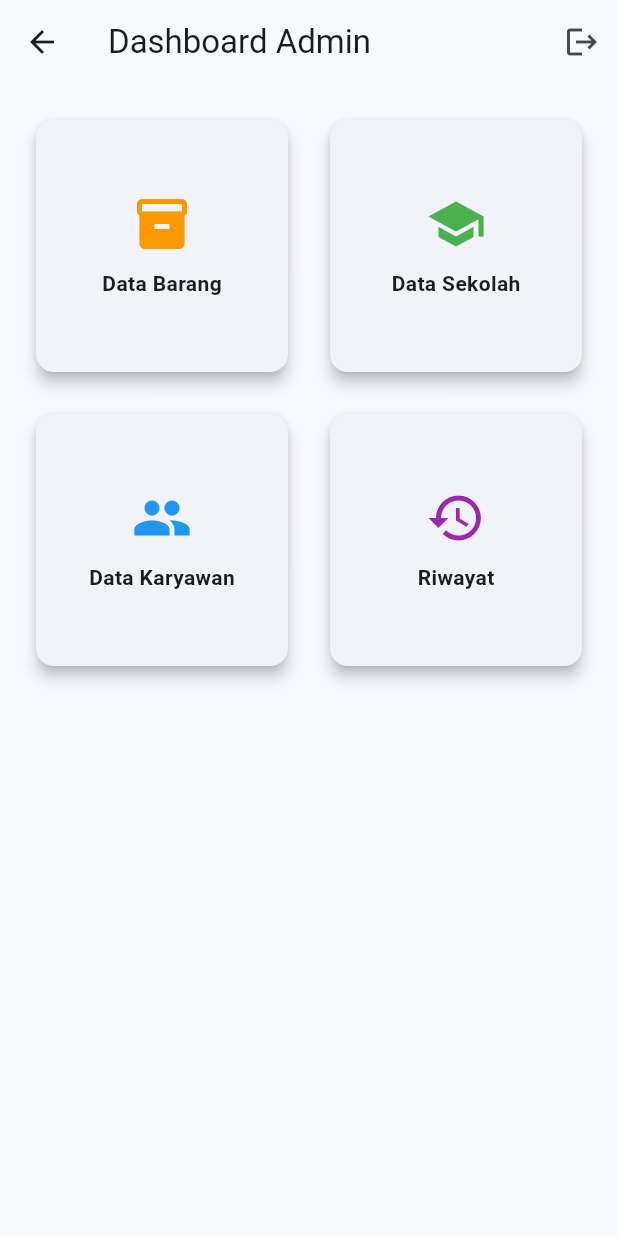
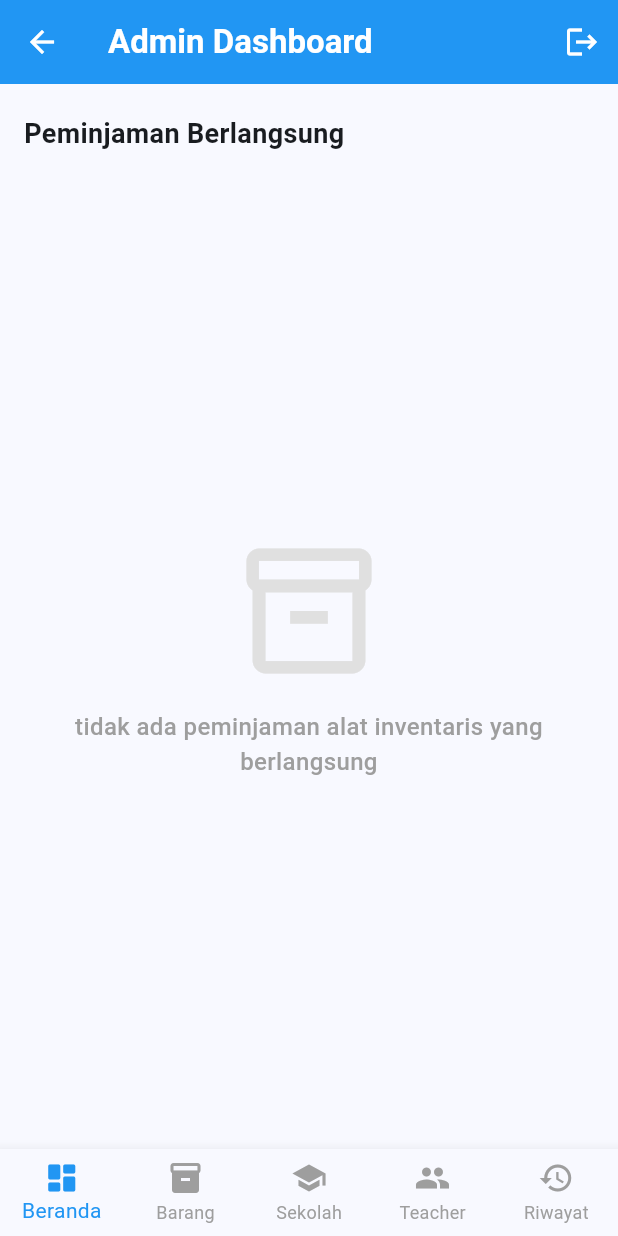
Before and after one commit to fahlan-ap/report-tools_dk, a Flutter app: the AdminDash screen opened by its route, on a phone screen of 412 x 824 dp. Run offline on Flutter 3.47's test engine with Material 3 defaults, Android fonts, the phone set to English and light mode, and no system bars; our stand-ins replace get, supabase_flutter; accounts and stored records are empty.

Commit message:
create fitur barang

```diff
--- a/report_tools/lib/admin_access/admin_dash.dart
+++ b/report_tools/lib/admin_access/admin_dash.dart
@@ -1,53 +1,168 @@
 import 'package:flutter/material.dart';
 import 'package:get/get.dart';
+import 'package:report_tools/admin_access/barang.dart';
 import '../controllers/auth_controller.dart';
+import '../controllers/dash_controller.dart';
+import '../components/custom_bottom_nav.dart';
+import 'riwayat.dart';
 
-class AdminDash extends StatelessWidget {
-  const AdminDash ({super.key});
+class AdminDash extends StatefulWidget {
+  const AdminDash({super.key});
+
+  @override
+  State<AdminDash> createState() => _AdminDashState();
+}
+
+class _AdminDashState extends State<AdminDash> {
+  final authC = Get.find<AuthController>();
+  int _selectedIndex = 0;
+
+  // Daftar halaman yang akan ditampilkan di area body
+  final List<Widget> _pages = [
+    const ActivePeminjamanList(),
+    const BarangPage(),
+    const Center(child: Text("Halaman Kontrol Sekolah")),
+    const Center(child: Text("Halaman Kontrol Karyawan")),
+    const RiwayatPage(), // Memanggil fitur riwayat yang sudah dipisah
+  ];
 
   @override
   Widget build(BuildContext context) {
-    final authC = Get.find<AuthController>();
-
     return Scaffold(
       appBar: AppBar(
-        title: const Text("Dashboard Admin"),
+        title: const Text(
+          "Admin Dashboard",
+          style: TextStyle(fontWeight: FontWeight.bold),
+        ),
+        elevation: 0,
+        backgroundColor: Colors.blue,
+        foregroundColor: Colors.white,
         actions: [
           IconButton(
             onPressed: () => authC.logout(),
             icon: const Icon(Icons.logout),
+            tooltip: "Logout",
           )
         ],
       ),
-      body: GridView.count(
-        padding: const EdgeInsets.all(20),
-        crossAxisCount: 2,
-        mainAxisSpacing: 20,
-        crossAxisSpacing: 20,
-        children: [
-          _buildMenuCard("Data Barang", Icons.inventory, Colors.orange),
-          _buildMenuCard("Data Sekolah", Icons.school, Colors.green),
-          _buildMenuCard("Data Karyawan", Icons.people, Colors.blue),
-          _buildMenuCard("Riwayat", Icons.history, Colors.purple),
-        ],
+      // Body akan berganti sesuai index, tapi BottomNav tetap menetap
+      body: IndexedStack(
+        index: _selectedIndex,
+        children: _pages,
+      ),
+      bottomNavigationBar: CustomBottomNav(
+        currentIndex: _selectedIndex,
+        onTap: (index) {
+          setState(() {
+            _selectedIndex = index;
+          });
+        },
       ),
     );
   }
+}
 
-  Widget _buildMenuCard(String title, IconData icon, Color color) {
-    return Card(
-      elevation: 4,
-      child: InkWell(
-        onTap: () => Get.snackbar("Info", "Menu $title akan segera hadir"),
+// Bagian ActivePeminjamanList tetap sama seperti kode Anda sebelumnya
+class ActivePeminjamanList extends StatelessWidget {
+  const ActivePeminjamanList({super.key});
+
+  @override
+  Widget build(BuildContext context) {
+    final adminC = Get.put(DashController());
+
+    return Column(
+      crossAxisAlignment: CrossAxisAlignment.start,
+      children: [
+        const Padding(
+          padding: EdgeInsets.fromLTRB(16, 20, 16, 8),
+          child: Text(
+            "Peminjaman Berlangsung",
+            style: TextStyle(fontSize: 18, fontWeight: FontWeight.bold),
+          ),
+        ),
+        Expanded(
+          child: FutureBuilder<List<Map<String, dynamic>>>(
+            future: adminC.getDetailedPeminjaman(),
+            builder: (context, snapshot) {
+              if (snapshot.connectionState == ConnectionState.waiting) {
+                return const Center(child: CircularProgressIndicator());
+              }
+
+              final data = snapshot.data ?? [];
+
+              if (data.isEmpty) {
+                return Center(
+                  child: Padding(
+                    padding: const EdgeInsets.all(32.0),
                     child: Column(
                       mainAxisAlignment: MainAxisAlignment.center,
                       children: [
-            Icon(icon, size: 40, color: color),
-            const SizedBox(height: 10),
-            Text(title, style: const TextStyle(fontWeight: FontWeight.bold)),
+                        Icon(Icons.inventory_2_outlined, size: 100, color: Colors.grey.shade300),
+                        const SizedBox(height: 16),
+                        const Text(
+                          "tidak ada peminjaman alat inventaris yang berlangsung",
+                          textAlign: TextAlign.center,
+                          style: TextStyle(fontSize: 16, color: Colors.grey, fontWeight: FontWeight.w500),
+                        ),
                       ],
                     ),
                   ),
                 );
               }
+
+              return ListView.builder(
+                padding: const EdgeInsets.all(16),
+                itemCount: data.length,
+                itemBuilder: (context, index) {
+                  final item = data[index];
+                  final namaKaryawan = item['profiles']?['nama_lengkap'] ?? 'User';
+                  final namaBarang = item['barang']?['nama_barang'] ?? 'Barang';
+                  final namaSekolah = item['sekolah']?['nama_sekolah'] ?? 'Sekolah';
+
+                  return Card(
+                    elevation: 3,
+                    margin: const EdgeInsets.only(bottom: 16),
+                    shape: RoundedRectangleBorder(borderRadius: BorderRadius.circular(12)),
+                    child: Padding(
+                      padding: const EdgeInsets.all(16),
+                      child: Column(
+                        crossAxisAlignment: CrossAxisAlignment.start,
+                        children: [
+                          Row(
+                            mainAxisAlignment: MainAxisAlignment.spaceBetween,
+                            children: [
+                              Text(namaKaryawan, style: const TextStyle(fontWeight: FontWeight.bold, fontSize: 16)),
+                              const Icon(Icons.more_horiz),
+                            ],
+                          ),
+                          const Divider(),
+                          const SizedBox(height: 8),
+                          _buildDetailRow(Icons.inventory, "Barang: $namaBarang"),
+                          _buildDetailRow(Icons.school, "Tujuan: $namaSekolah"),
+                          _buildDetailRow(Icons.calendar_today, "Waktu: ${item['waktu_pinjam']}"),
+                        ],
+                      ),
+                    ),
+                  );
+                },
+              );
+            },
+          ),
+        ),
+      ],
+    );
   }
+
+  Widget _buildDetailRow(IconData icon, String text) {
+    return Padding(
+      padding: const EdgeInsets.only(bottom: 4),
+      child: Row(
+        children: [
+          Icon(icon, size: 16, color: Colors.blue),
+          const SizedBox(width: 8),
+          Text(text),
+        ],
+      ),
+    );
+  }
+}
--- /dev/null
+++ b/report_tools/lib/components/custom_bottom_nav.dart
@@ -0,0 +1,31 @@
+import 'package:flutter/material.dart';
+
+class CustomBottomNav extends StatelessWidget {
+  final int currentIndex;
+  final Function(int) onTap;
+
+  const CustomBottomNav({
+    super.key,
+    required this.currentIndex,
+    required this.onTap
+  });
+
+  @override
+  Widget build(BuildContext context) {
+    return BottomNavigationBar(
+      currentIndex: currentIndex,
+      onTap: onTap,
+      type: BottomNavigationBarType.fixed,
+      selectedItemColor: Colors.blue,
+      unselectedItemColor: Colors.grey,
+      showUnselectedLabels: true,
+      items: const [
+        BottomNavigationBarItem(icon: Icon(Icons.dashboard_rounded), label: 'Beranda'),
+        BottomNavigationBarItem(icon: Icon(Icons.inventory_2), label: 'Barang'),
+        BottomNavigationBarItem(icon: Icon(Icons.school), label: 'Sekolah'),
+        BottomNavigationBarItem(icon: Icon(Icons.people), label: 'Teacher'),
+        BottomNavigationBarItem(icon: Icon(Icons.history), label: 'Riwayat'),
+      ],
+    );
+  }
+}
--- /dev/null
+++ b/report_tools/lib/controllers/dash_controller.dart
@@ -0,0 +1,38 @@
+import 'package:get/get.dart';
+import 'package:supabase_flutter/supabase_flutter.dart';
+
+class DashController extends GetxController {
+  final SupabaseClient supabase = Supabase.instance.client;
+
+  // Stream untuk mengambil data peminjaman beserta relasinya
+  Stream<List<Map<String, dynamic>>> get activePeminjamanStream {
+    return supabase
+        .from('peminjaman')
+        .stream(primaryKey: ['id'])
+        .eq('status', 'berlangsung')
+        .order('waktu_pinjam', ascending: false)
+        .map((maps) => maps);
+  }
+
+  // Fungsi untuk mengambil data detail relasi secara manual (karena stream join di Supabase terbatas)
+  // Kita akan menggunakan select dengan query string untuk mendapatkan data relasi
+  Future<List<Map<String, dynamic>>> getDetailedPeminjaman() async {
+    try {
+      final data = await supabase
+          .from('peminjaman')
+          .select('''
+            *,
+            profiles:id_karyawan(nama),
+            barang:id_barang(nama_barang),
+            sekolah:id_sekolah(nama_sekolah)
+          ''')
+          .eq('status', 'berlangsung')
+          .order('waktu_pinjam', ascending: false);
+
+      return List<Map<String, dynamic>>.from(data);
+    } catch (e) {
+      print("Error Join Table: $e");
+      return [];
+    }
+  }
+}
```
Also changed, not shown: report_tools/lib/admin_access/barang.dart (added, +164 -0 lines), report_tools/lib/admin_access/riwayat.dart (added, +87 -0 lines), report_tools/lib/controllers/barang_controller.dart (added, +81 -0 lines), report_tools/lib/controllers/riwayat_controller.dart (added, +60 -0 lines). Lines whose indentation alone changed are shown as unchanged.
